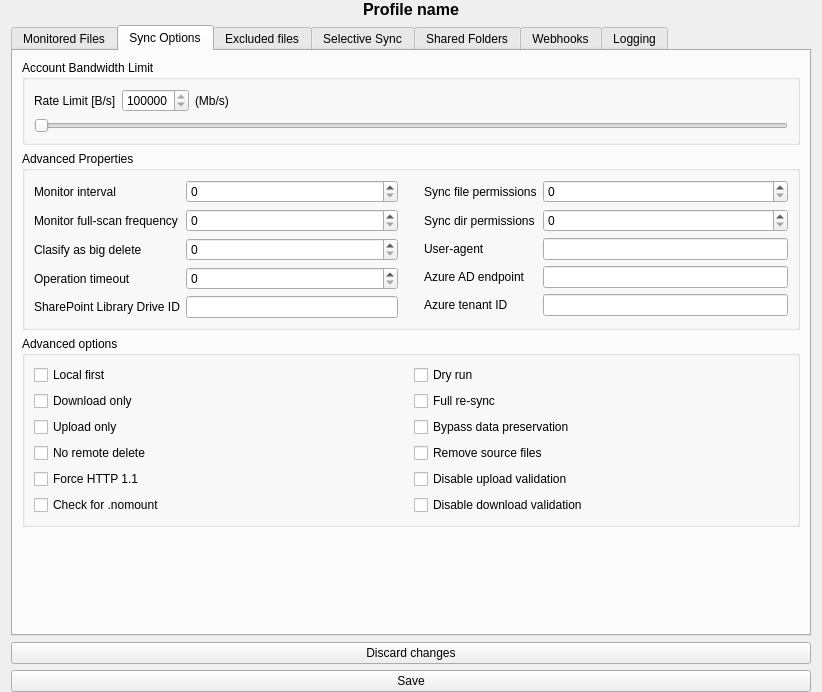
This is src/ui/profile_settings_page.ui in bpozdena/OneDriveGUI as Qt 5 draws it before an edit. The edited form follows.
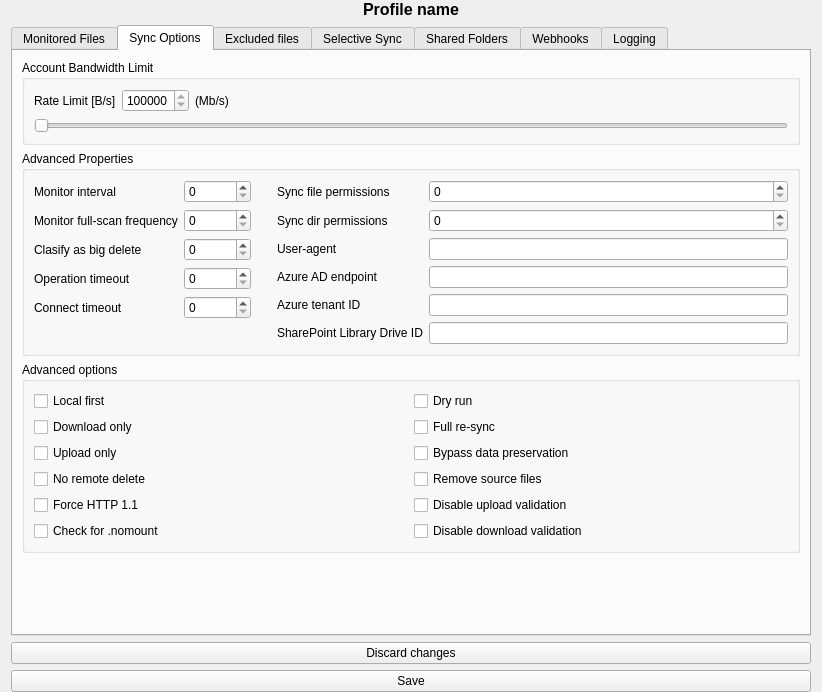
This is the edited form.

Commit message: add support for connect_timeout

```diff
--- a/src/ui/profile_settings_page.ui
+++ b/src/ui/profile_settings_page.ui
@@ -307,14 +307,14 @@
                </widget>
               </item>
               <item row="4" column="0">
-               <widget class="QLabel" name="label_drive_id">
+               <widget class="QLabel" name="label_connect_timeout">
                 <property name="text">
-                 <string>SharePoint Library Drive ID</string>
+                 <string>Connect timeout</string>
                 </property>
                </widget>
               </item>
               <item row="4" column="1">
-               <widget class="QLineEdit" name="lineEdit_drive_id"/>
+               <widget class="QSpinBox" name="spinBox_connect_timeout"/>
               </item>
              </layout>
             </item>
@@ -437,6 +437,16 @@
                 </property>
                </widget>
               </item>
+              <item row="5" column="0">
+               <widget class="QLabel" name="label_drive_id">
+                <property name="text">
+                 <string>SharePoint Library Drive ID</string>
+                </property>
+               </widget>
+              </item>
+              <item row="5" column="1">
+               <widget class="QLineEdit" name="lineEdit_drive_id"/>
+              </item>
              </layout>
             </item>
            </layout>
```
The commit also changes 3 other files.
